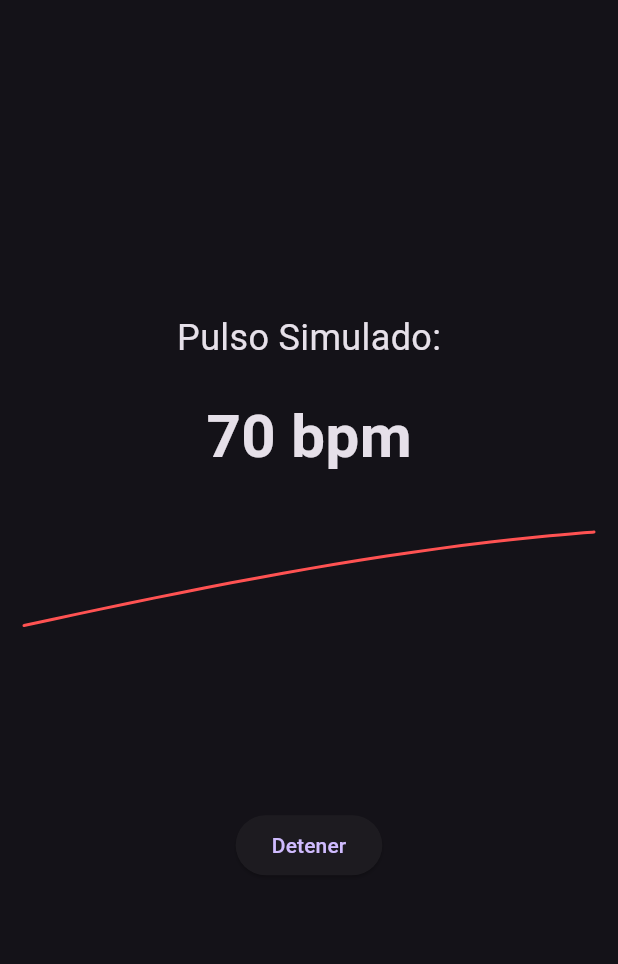
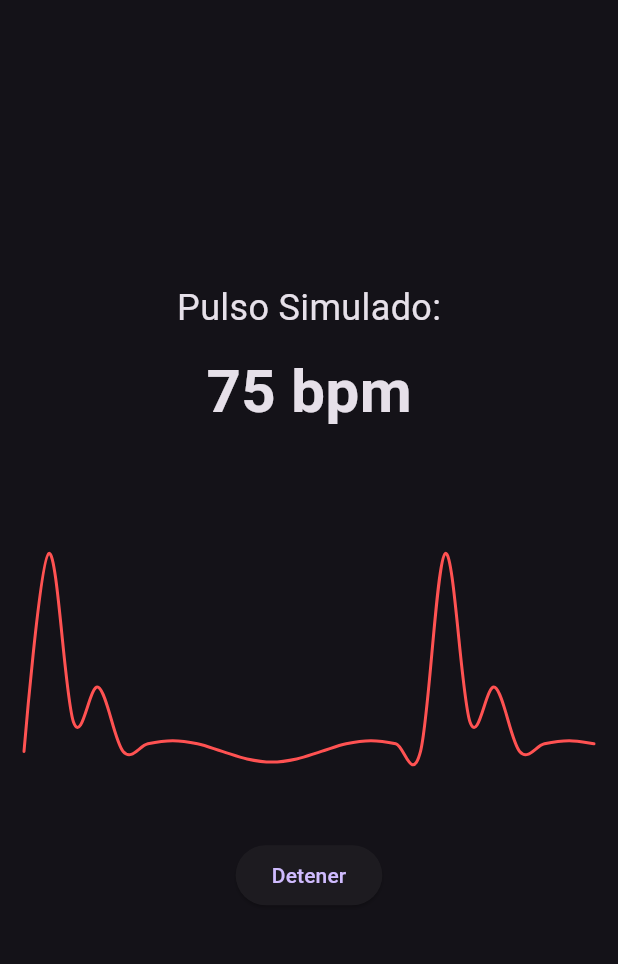
Before and after one commit to Santillan2712/Simulador-de-Pulso, a Flutter app: the screen it shows after launch, after a tap on "Iniciar", on a phone screen of 412 x 824 dp, the part 63-1027 px from its top. Run offline on Flutter 3.47's test engine with Material 3 defaults, Android fonts, the phone set to English and light mode, and no system bars; drawn by our look-alikes of fl_chart.

Commit message:
feat: sincroniza onda de pulso con cambios de BPM y mejora visualización

```diff
--- a/lib/main.dart
+++ b/lib/main.dart
@@ -1,128 +1,135 @@
 import 'dart:async';
 import 'dart:math';
-
 import 'package:flutter/material.dart';
 import 'package:fl_chart/fl_chart.dart';
 
-void main() {
-  runApp(PulseSimulatorApp());
-}
+void main() => runApp(const PulseSimulatorApp());
 
 class PulseSimulatorApp extends StatelessWidget {
+  const PulseSimulatorApp({super.key});
+
   @override
   Widget build(BuildContext context) {
     return MaterialApp(
       title: 'Simulador de Pulso',
       theme: ThemeData.dark(),
-      home: PulseSimulatorScreen(),
       debugShowCheckedModeBanner: false,
+      home: const PulseSimulatorScreen(),
     );
   }
 }
 
 class PulseSimulatorScreen extends StatefulWidget {
+  const PulseSimulatorScreen({super.key});
+
   @override
-  _PulseSimulatorScreenState createState() => _PulseSimulatorScreenState();
+  State<PulseSimulatorScreen> createState() => _PulseSimulatorScreenState();
 }
 
 class _PulseSimulatorScreenState extends State<PulseSimulatorScreen> {
-  int pulse = 70;
+  int bpm = 75;
+  Timer? updateTimer;
+  Timer? graphTimer;
+  double x = 0;
+  List<FlSpot> wavePoints = [];
   bool isRunning = false;
+  int simulationStep = 0;
 
-  Timer? waveTimer;
-  Timer? pulseTimer;
-
-  List<FlSpot> wavePoints = [];
-  double x = 0;
+  @override
+  void dispose() {
+    updateTimer?.cancel();
+    graphTimer?.cancel();
+    super.dispose();
+  }
 
   void startSimulation() {
-    // Timer para la onda (se actualiza cada 100 ms)
-    waveTimer = Timer.periodic(Duration(milliseconds: 100), (Timer t) {
+    // Cambia el bpm cada 5 segundos: 100 → 75 → 50 → repetir
+    updateTimer = Timer.periodic(const Duration(seconds: 5), (_) {
       setState(() {
-        x += 0.1;
-        wavePoints.add(FlSpot(x, sin(x) + 1));
-
-        if (wavePoints.length > 50) {
-          wavePoints.removeAt(0);
+        simulationStep++;
+        if (simulationStep % 3 == 0) {
+          bpm = 100;
+        } else if (simulationStep % 3 == 1) {
+          bpm = 75;
+        } else {
+          bpm = 50;
         }
       });
     });
 
-    // Timer para el valor del pulso (cada 2 segundos)
-    pulseTimer = Timer.periodic(Duration(seconds: 2), (Timer t) {
+    // Genera la señal basada en el BPM
+    graphTimer = Timer.periodic(const Duration(milliseconds: 50), (_) {
       setState(() {
-        pulse = 60 + Random().nextInt(41); // entre 60 y 100 bpm
-        print("Nuevo valor simulado: $pulse bpm");
+        double period = 60.0 / bpm; // tiempo entre latidos en segundos
+        double t = x % period;
+
+        double y = generatePulseShape(t / period);
+        wavePoints.add(FlSpot(x, y));
+
+        if (wavePoints.length > 120) {
+          wavePoints.removeAt(0);
+        }
+
+        x += 0.05;
       });
     });
 
-    setState(() {
-      isRunning = true;
-    });
+    setState(() => isRunning = true);
+  }
+
+  // Onda tipo pulso simulada
+  double generatePulseShape(double phase) {
+    if (phase < 0.1) {
+      return sin(phase * pi * 10); // pico agudo
+    } else if (phase < 0.25) {
+      return 0.3 * sin((phase - 0.1) * pi * 6); // caída
+    } else {
+      return 0.05 * sin((phase - 0.25) * pi * 4); // retorno bajo
+    }
   }
 
   void stopSimulation() {
-    waveTimer?.cancel();
-    pulseTimer?.cancel();
-    setState(() {
-      isRunning = false;
-      wavePoints.clear();
-      x = 0;
-    });
-  }
-
-  @override
-  void dispose() {
-    waveTimer?.cancel();
-    pulseTimer?.cancel();
-    super.dispose();
+    updateTimer?.cancel();
+    graphTimer?.cancel();
+    setState(() => isRunning = false);
   }
 
   @override
   Widget build(BuildContext context) {
     return Scaffold(
-      appBar: AppBar(
-        title: Text('Simulador de Pulso'),
-      ),
+      appBar: AppBar(title: const Text('Simulador de Pulso')),
       body: Padding(
-        padding: const EdgeInsets.all(16.0),
+        padding: const EdgeInsets.all(16),
         child: Column(
           mainAxisAlignment: MainAxisAlignment.center,
-          children: <Widget>[
-            Text(
-              'Pulso Simulado:',
-              style: TextStyle(fontSize: 24),
-            ),
-            SizedBox(height: 20),
-            Text(
-              '$pulse bpm',
-              style: TextStyle(fontSize: 40, fontWeight: FontWeight.bold),
-            ),
-            SizedBox(height: 30),
+          children: [
+            const Text('Pulso Simulado:', style: TextStyle(fontSize: 24)),
+            const SizedBox(height: 10),
+            Text('$bpm bpm', style: const TextStyle(fontSize: 40, fontWeight: FontWeight.bold)),
+            const SizedBox(height: 40),
             SizedBox(
-              height: 150,
+              height: 200,
               child: LineChart(
                 LineChartData(
-                  minY: 0,
-                  maxY: 2,
-                  lineTouchData: LineTouchData(enabled: false),
                   titlesData: FlTitlesData(show: false),
+                  borderData: FlBorderData(show: false),
                   gridData: FlGridData(show: false),
-                  borderData: FlBorderData(show: false),
+                  minY: -0.2,
+                  maxY: 1.2,
                   lineBarsData: [
                     LineChartBarData(
                       isCurved: true,
                       spots: wavePoints,
+                      barWidth: 2,
                       isStrokeCapRound: true,
-                      barWidth: 2,
+                      dotData: FlDotData(show: false),
                       color: Colors.redAccent,
-                      dotData: FlDotData(show: false),
-                    )
+                    ),
                   ],
                 ),
               ),
             ),
-            SizedBox(height: 40),
+            const SizedBox(height: 30),
             ElevatedButton(
               onPressed: isRunning ? stopSimulation : startSimulation,
               child: Text(isRunning ? 'Detener' : 'Iniciar'),
```
